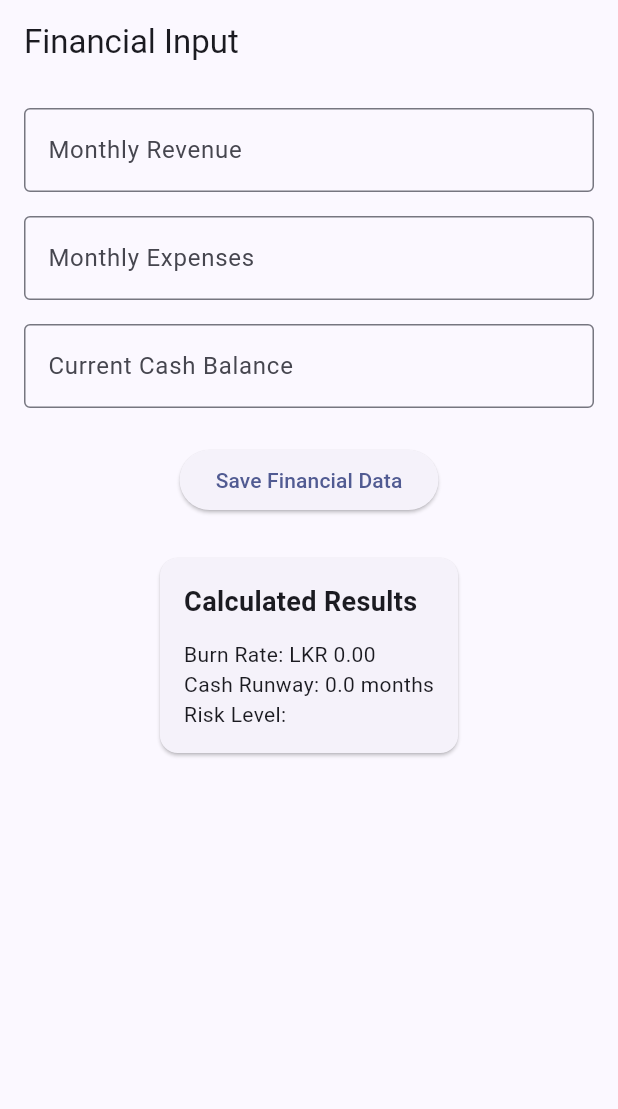
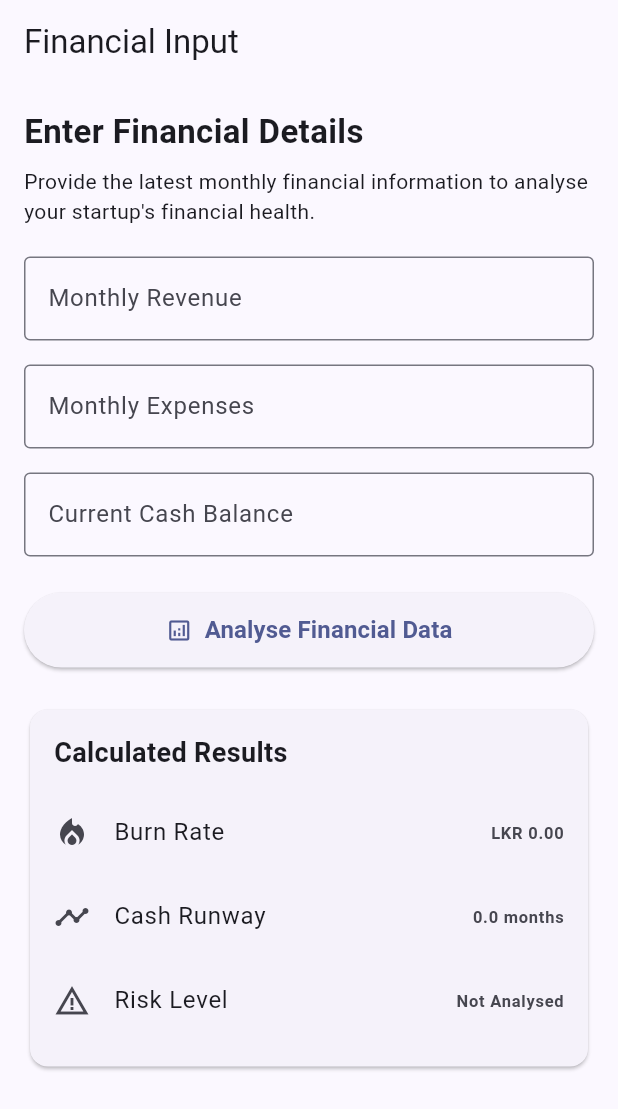
Before and after one commit to Cyber-ANGEL07/startup_financial_analyzer, a Flutter app: the FinancialInputScreen screen opened directly, on a phone screen of 412 x 824 dp. Shown: the top 1109 px of the screen. Run offline on Flutter 3.47's test engine with Material 3 defaults, Android fonts, the phone set to English and light mode, and no system bars; our stand-ins replace firebase_auth, firebase_core, fl_chart, hive_flutter, printing; accounts and stored records are empty; network calls fail.

Commit message:
Polished application UI and resolved Flutter analyzer issues

```diff
--- a/lib/screens/financial_input_screen.dart
+++ b/lib/screens/financial_input_screen.dart
@@ -38,6 +38,32 @@ class _FinancialInputScreenState
         padding: const EdgeInsets.all(16),
         child: Column(
           children: [
+            const Align(
+              alignment: Alignment.centerLeft,
+              child: Text(
+                'Enter Financial Details',
+                style: TextStyle(
+                  fontSize: 22,
+                  fontWeight: FontWeight.bold,
+                ),
+              ),
+            ),
+
+            const SizedBox(height: 8),
+
+            const Align(
+              alignment: Alignment.centerLeft,
+              child: Text(
+                'Provide the latest monthly financial information to analyse your startup\'s financial health.',
+                style: TextStyle(
+                  fontSize: 14,
+                  height: 1.4,
+                ),
+              ),
+            ),
+
+            const SizedBox(height: 20),
+
             TextField(
               controller: revenueController,
               keyboardType: const TextInputType.numberWithOptions(decimal: true),
@@ -217,7 +243,24 @@ class _FinancialInputScreenState
                     ),
                   );
               },
-              child: Text('Save Financial Data'),
+              style: ElevatedButton.styleFrom(
+                minimumSize: const Size(double.infinity, 50),
+              ),
+
+              child: const Row(
+                mainAxisAlignment: MainAxisAlignment.center,
+                children: [
+                  Icon(Icons.analytics_outlined),
+                  SizedBox(width: 8),
+                  Text(
+                    'Analyse Financial Data',
+                    style: TextStyle(
+                      fontSize: 16,
+                      fontWeight: FontWeight.bold,
+                    ),
+                  ),
+                ],
+              ),
               ),
 
             const SizedBox(height: 24),
@@ -236,9 +279,41 @@ class _FinancialInputScreenState
                       ),
                     ),
                     const SizedBox(height: 12),
-                    Text('Burn Rate: LKR ${burnRateResult.toStringAsFixed(2)}'),
-                    Text('Cash Runway: ${cashRunwayResult.toStringAsFixed(1)} months'),
-                    Text('Risk Level: $riskLevelResult'),
+                    ListTile(
+                      contentPadding: EdgeInsets.zero,
+                      leading: const Icon(Icons.local_fire_department),
+                      title: const Text('Burn Rate'),
+                      trailing: Text(
+                        'LKR ${burnRateResult.toStringAsFixed(2)}',
+                        style: const TextStyle(
+                          fontWeight: FontWeight.bold,
+                        ),
+                      ),
+                    ),
+
+                    ListTile(
+                      contentPadding: EdgeInsets.zero,
+                      leading: const Icon(Icons.timeline),
+                      title: const Text('Cash Runway'),
+                      trailing: Text(
+                        '${cashRunwayResult.toStringAsFixed(1)} months',
+                        style: const TextStyle(
+                          fontWeight: FontWeight.bold,
+                        ),
+                      ),
+                    ),
+
+                    ListTile(
+                      contentPadding: EdgeInsets.zero,
+                      leading: const Icon(Icons.warning_amber),
+                      title: const Text('Risk Level'),
+                      trailing: Text(
+                        riskLevelResult.isEmpty ? 'Not Analysed' : riskLevelResult,
+                        style: const TextStyle(
+                          fontWeight: FontWeight.bold,
+                        ),
+                      ),
+                    ),
                   ],
                 ),
               ),
--- a/lib/screens/login_screen.dart
+++ b/lib/screens/login_screen.dart
@@ -60,6 +60,8 @@ class LoginScreen extends StatelessWidget {
                     password: passwordController.text.trim(),
                   );
 
+                  if (!context.mounted) return;
+
                   Navigator.pushReplacement(
                     context,
                     MaterialPageRoute(
@@ -67,6 +69,8 @@ class LoginScreen extends StatelessWidget {
                     ),
                   );
                 } catch (e) {
+                  if (!context.mounted) return;
+
                   ScaffoldMessenger.of(context).showSnackBar(
                     SnackBar(
                       content: Text('Login failed: $e'),
--- a/lib/screens/main_navigation_screen.dart
+++ b/lib/screens/main_navigation_screen.dart
@@ -36,6 +36,8 @@ class _MainNavigationScreenState extends State<MainNavigationScreen> {
         onPressed: () async {
           await AuthService().logout();
 
+          if (!context.mounted) return;
+
           Navigator.pushReplacement(
             context,
             MaterialPageRoute(
@@ -65,7 +67,7 @@ class _MainNavigationScreenState extends State<MainNavigationScreen> {
           ),
           NavigationDestination(
             icon: Icon(Icons.description),
-            label: 'Scenerio',
+            label: 'Scenario',
           ),
           NavigationDestination(
             icon: Icon(Icons.show_chart),
--- a/lib/screens/register_screen.dart
+++ b/lib/screens/register_screen.dart
@@ -59,6 +59,8 @@ class RegisterScreen extends StatelessWidget {
                     password: passwordController.text.trim(),
                   );
 
+                  if (!context.mounted) return;
+
                   Navigator.pushReplacement(
                     context,
                     MaterialPageRoute(
@@ -66,6 +68,7 @@ class RegisterScreen extends StatelessWidget {
                     ),
                   );
                 } catch (e) {
+                  if (!context.mounted) return;
                   ScaffoldMessenger.of(context).showSnackBar(
                     SnackBar(
                       content: Text('Registration failed: $e'),
```
Also changed, not shown: lib/screens/dashboard_screen.dart (+26 -5 lines), lib/widgets/kpi_card.dart (+19 -4 lines).
